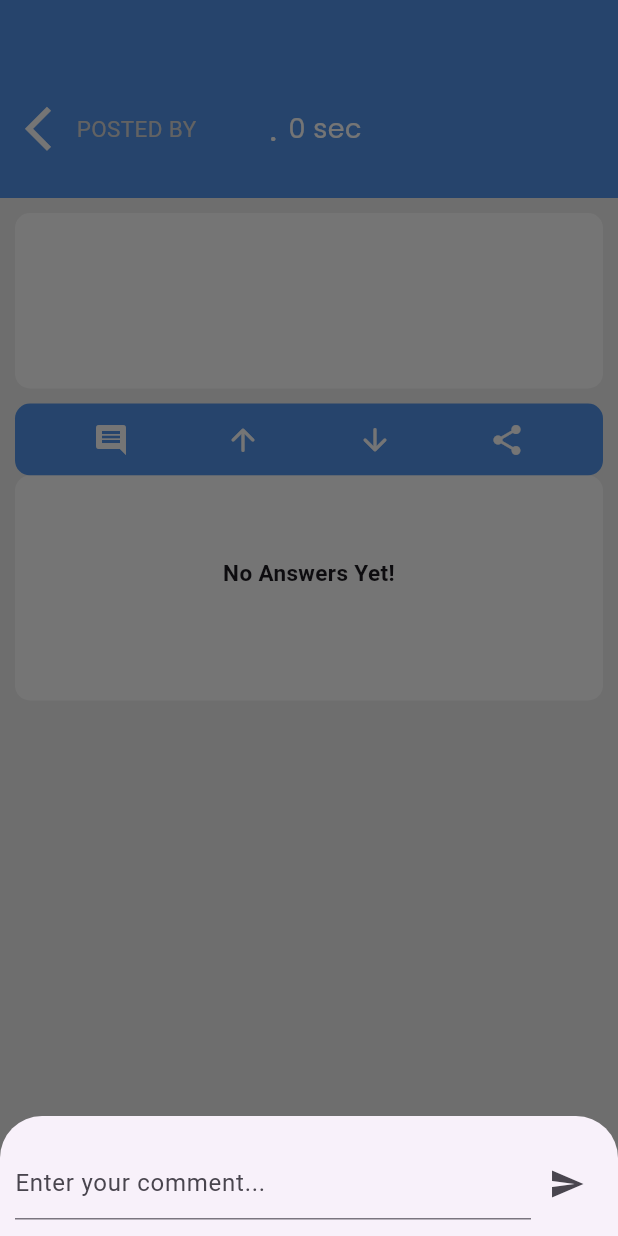
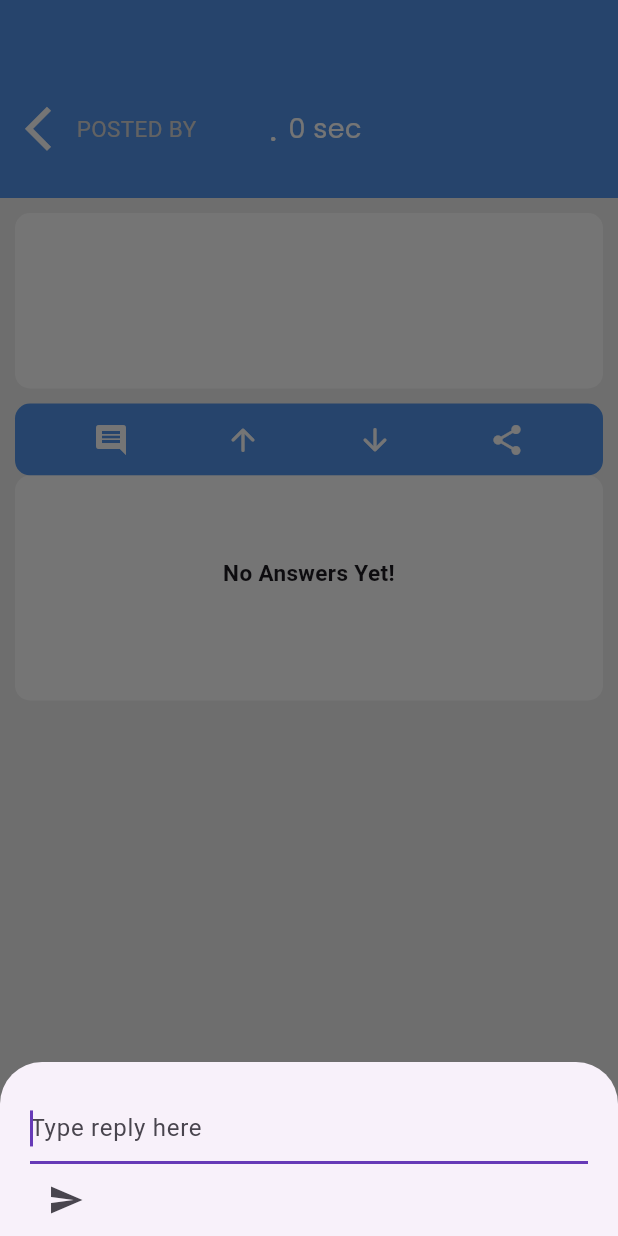
Before and after one commit to RudroMozumdar/PoraoApp, a Flutter app: the AnswerPage screen opened directly with empty values, after a tap on the "comment" icon, on a phone screen of 412 x 824 dp. Run offline on Flutter 3.47's test engine with Material 3 defaults, Android fonts, the phone set to English and light mode, and no system bars; our stand-ins replace cloud_firestore, expandable_text, firebase_auth, firebase_core, firebase_storage, flutter_typeahead and 2 more; missing offline and left inert: dart:ffi; accounts and stored records are empty; network calls fail.

```diff
--- a/lib/common/all_import.dart
+++ b/lib/common/all_import.dart
@@ -22,7 +22,7 @@ export 'package:porao_app/dashboard/messages_threads.dart';
 export 'package:porao_app/dashboard/chat_page.dart';
 export 'package:porao_app/dashboard/my_posts.dart';
 export 'package:porao_app/dashboard/create_post.dart';
-export 'package:porao_app/dashboard/answer_page.dart';
+export 'package:porao_app/dashboard/answer_page.dart' hide Stack;
 
 export 'package:porao_app/common/fonts.dart';
 export 'package:porao_app/common/colors.dart';
--- a/lib/dashboard/answer_page.dart
+++ b/lib/dashboard/answer_page.dart
@@ -1,5 +1,25 @@
+import 'dart:ffi';
+
 import 'package:flutter/material.dart';
 import 'package:porao_app/common/all_import.dart';
+
+class Stack<E> {
+  final _list = <E>[];
+
+  void push(E value) => _list.add(value);
+
+  E pop() => _list.removeLast();
+
+  E get peek => _list.last;
+
+  bool get isEmpty => _list.isEmpty;
+  bool get isNotEmpty => _list.isNotEmpty;
+
+  @override
+  String toString() => _list.toString();
+
+  int length() => _list.length;
+}
 
 class AnswerPage extends StatelessWidget {
   final String postID;
@@ -9,8 +29,12 @@ class AnswerPage extends StatelessWidget {
   final String questionTitle;
   final String privacyType;
   final Timestamp postTimestamp;
+  final replies = Stack<Map<String, dynamic>>();
+  final repliesID = Stack<String>();
+  final db = FirebaseFirestore.instance;
 
-  const AnswerPage({
+
+  AnswerPage({
     super.key,
     required this.postID,
     required this.authorName,
@@ -147,34 +171,30 @@ class AnswerPage extends StatelessWidget {
                       mainAxisAlignment: MainAxisAlignment.spaceEvenly,
                       children: [
 
-                        IconButton( //..........Comment Button .............//
+                        IconButton( //..................... MAIN POST COMMENT BUTTON..................//
                           onPressed: () {
                             final commentController = TextEditingController();
-
                             showModalBottomSheet<void>(
                               context: context,
-                              builder: (BuildContext context) {
-                                final keyboardHeight = MediaQuery.of(context).viewInsets.bottom;
-
-                                return Container(
+                              isScrollControlled: true,
+                              builder: (context) => Padding(
                                 padding: EdgeInsets.only(
-                                    top: 10,
-                                    left: 10,
-                                    right: 10,
-                                    bottom: keyboardHeight,
+                                  top: 20.0,
+                                  right: 20.0,
+                                  left: 20.0,
+                                  bottom: MediaQuery.of(context).viewInsets.bottom,
                                 ),
-                                  height: 80,
-
-                                  child: Row(
+                                child: Column(
+                                  crossAxisAlignment: CrossAxisAlignment.start,
+                                  mainAxisSize: MainAxisSize.min,
                                   children: [
-
-                                      Expanded(
-                                        child: TextField(
+                                    TextField(
+                                      decoration: const InputDecoration(hintText: 'Type reply here'),
                                       controller: commentController,
-                                          decoration: const InputDecoration(
-                                            hintText: 'Enter your comment...',
-                                          ),
-                                        ),
+                                      autofocus: true,
+                                      onSubmitted: (text) {
+                                        print("Reply: $text");
+                                      },
                                     ),
 
                                     IconButton(  //.............Send Button For Comment...........//
@@ -211,7 +231,7 @@ class AnswerPage extends StatelessWidget {
                                                 'authorName': name,
                                                 'dp-url': imageUrl,
                                                 'level': 0,
-                                                  'parent': "",
+                                                'children': [],
                                                 'upvotes': [],
                                                 'downvotes': [],
                                                 'totalReplies': 0,
@@ -227,8 +247,7 @@ class AnswerPage extends StatelessWidget {
                                     ),
                                 ],
                               ),
-                                );
-                              },
+                            ),
                           );
                         },
                          icon: const Icon(Icons.comment, color: Colors.white),
@@ -329,8 +348,7 @@ class AnswerPage extends StatelessWidget {
                                     final documents = snapshot.data!.docs;
                                     return ListView.builder(
                                       shrinkWrap: true,
-                                      physics:
-                                        const NeverScrollableScrollPhysics(),
+                                      physics: const NeverScrollableScrollPhysics(),
                                       itemCount: documents.length,
                                       itemBuilder: (context, index) {
                                         final data = documents[index].data()! as Map<String, dynamic>;
@@ -415,9 +433,8 @@ class AnswerPage extends StatelessWidget {
                                               replyButtons(context, curDocID),
 
                                               //........REPLY TO A PARTICULAR COMMENT..........//
-                                              for (int i = 1; i <= 15; i++){
 
-                                              }
+
                                             ],
                                           ),
                                         );
@@ -436,67 +453,10 @@ class AnswerPage extends StatelessWidget {
         backgroundColor: const Color.fromARGB(255, 240, 240, 240));
   }
 
-  @override
-  void initState(String postID) {
-    for (int level = 1; level <= 15; level++) {
-
-    }
-  }
-
-  Widget levelWiseReply(int level, String postID) {
-    return StreamBuilder<QuerySnapshot>(
-      stream: FirebaseFirestore.instance
-          .collection('posts')
-          .doc(postID)
-          .collection('answers')
-          .where('level', isEqualTo: level)
-          .snapshots(),
-      builder: (context, snapshot) {
-        if (snapshot.hasError) {
-          return Text('Error: ${snapshot.error}');
-        }
-
-        if (!snapshot.hasData) {
-          return const CircularProgressIndicator();
-        }
-
-        final snapshotData = snapshot.data!;
-        if (snapshotData.docs.isEmpty) {
-          return Text("No documents found at level $level");
-        }
-
-        return ListView.builder(
-          // ... Existing ListView.builder logic (shrinkWrap, physics)
-          itemCount: snapshotData.docs.length,
-          itemBuilder: (context, index) {
-            final doc = snapshotData.docs[index];
-            final data = doc.data()! as Map<String, dynamic>;
-
-            // Access document data (content, author, etc.)
-            final content = data['content'];
-            final dpURL = data['dp-url'];
-            final author = data['authorName'];
-            final timeOfCreation = data['createdAt'] as Timestamp;
-
-            return Container(
-              // ... Existing container styling and basic reply content
-              children: [
-                // Reply content and buttons (existing logic)
-                replyButtons(context, doc.id), // Pass the document ID
-                // ... (Remove the unnecessary for loop here)
-              ],
-            );
-          },
-        );
-      },
-    );
-  }
-
   Widget replyButtons (BuildContext context, String curDocID) {
     //............... REACTION BUTTONS FOR REPLY COMMENTS............//
     return Row(
-      mainAxisAlignment:
-          MainAxisAlignment.end,
+      mainAxisAlignment: MainAxisAlignment.end,
       children: [
 
         IconButton(
@@ -527,7 +487,6 @@ class AnswerPage extends StatelessWidget {
 
                     IconButton(
                       onPressed: () async {
-                        final firestore = FirebaseFirestore.instance;
                         final replyContent = commentController.text;
                         String? name;
                         String? imageUrl;
@@ -567,31 +526,51 @@ class AnswerPage extends StatelessWidget {
 
                           final newLevel = level! + 1;
 
-                          await firestore
+                          Future<String> addReplyToFirestore(String postID, String replyContent, String? name, String? imageUrl, int newLevel) async {
+                            final CollectionReference repliesRef = FirebaseFirestore.instance
                                 .collection('posts')
                                 .doc(postID)
-                              .collection('answers')
-                              .doc()
-                              .set({
+                                .collection('answers');
+
+                            final DocumentReference newReplyRef = await repliesRef.add({
                               'content': replyContent,
                               'createdAt': FieldValue.serverTimestamp(),
                               'authorID': FirebaseAuth.instance.currentUser!.uid,
                               'authorName': name,
                               'dp-url': imageUrl,
                               'level': newLevel,
-                                'parent': curDocID,
+                              'children': [],
                               'upvotes': [],
                               'downvotes': [],
                               'totalReplies': 0,
-                              },
-                          );
+                            });
+
+                            return newReplyRef.id; // Return the DocumentReference of the newly created document
+                           }
+                           String? newReplyRef;
+
+                          try{
+                            newReplyRef = await addReplyToFirestore(postID, replyContent, name, imageUrl, newLevel);
+                          }  catch (error) {
+                              print('Error sending message: $error');
+                          } finally {
+                            Navigator.pop(context); // Close the bottomsheet regardless of success/failure
+                          }
+
+                          final parentRef = db.collection('posts').doc(postID).collection('answers').doc(curDocID);
+
+                          parentRef.update({
+                            "children": FieldValue.arrayUnion([newReplyRef]),
+                            "totalReplies": FieldValue.increment(1),
+                          });
+
                           commentController.clear();
                         } catch (error) {
                           print(
                               'Error sending message: $error');
                         }
                       },
-                      icon: const Text('Send'),
+                      icon: const Icon(Icons.send),
                     ),
                   ],
                 ),
@@ -626,6 +605,8 @@ class AnswerPage extends StatelessWidget {
       ],
     );
   }
+
+
 
 }
 
```
Lines whose indentation alone changed are shown as unchanged.
